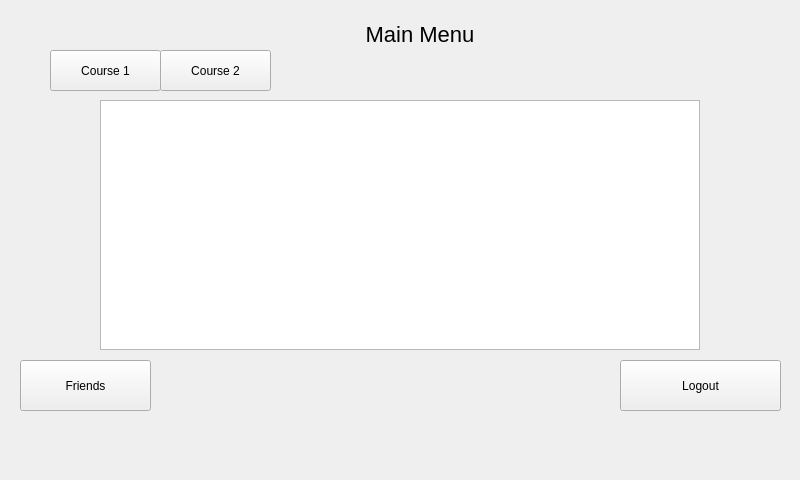
This is interface/application.ui in DeliTrbat/LearNet as Qt 5 draws it before an edit. The edited form follows.
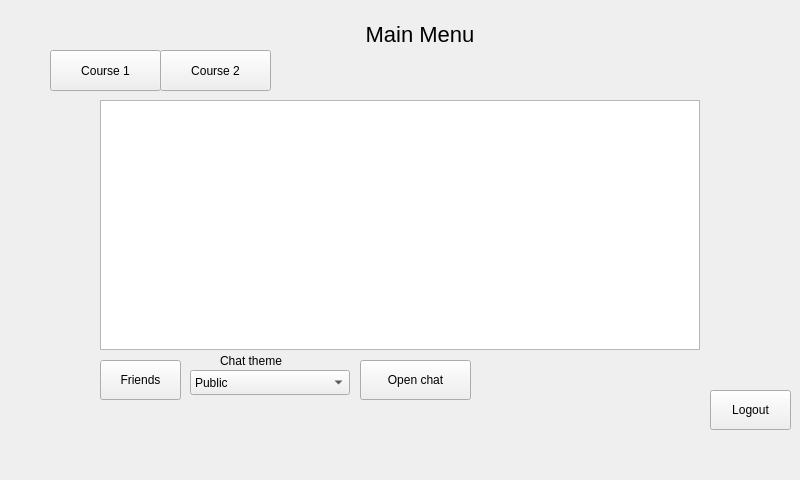
This is the edited form.

Commit message: Chats on different themes

```diff
--- a/interface/application.ui
+++ b/interface/application.ui
@@ -26,10 +26,10 @@
     <widget class="QPushButton" name="pushButton_logout">
      <property name="geometry">
       <rect>
-       <x>620</x>
-       <y>360</y>
-       <width>161</width>
-       <height>51</height>
+       <x>710</x>
+       <y>390</y>
+       <width>81</width>
+       <height>40</height>
       </rect>
      </property>
      <property name="text">
@@ -58,10 +58,10 @@
     <widget class="QPushButton" name="pushButton_friends">
      <property name="geometry">
       <rect>
-       <x>20</x>
+       <x>100</x>
        <y>360</y>
-       <width>131</width>
-       <height>51</height>
+       <width>81</width>
+       <height>40</height>
       </rect>
      </property>
      <property name="text">
@@ -111,6 +111,60 @@
 &lt;p style=&quot;-qt-paragraph-type:empty; margin-top:0px; margin-bottom:0px; margin-left:0px; margin-right:0px; -qt-block-indent:0; text-indent:0px;&quot;&gt;&lt;br /&gt;&lt;/p&gt;&lt;/body&gt;&lt;/html&gt;</string>
      </property>
     </widget>
+    <widget class="QComboBox" name="comboBox_chats">
+     <property name="geometry">
+      <rect>
+       <x>190</x>
+       <y>370</y>
+       <width>160</width>
+       <height>25</height>
+      </rect>
+     </property>
+     <property name="maxVisibleItems">
+      <number>4</number>
+     </property>
+     <item>
+      <property name="text">
+       <string>Public</string>
+      </property>
+     </item>
+     <item>
+      <property name="text">
+       <string>Questions</string>
+      </property>
+     </item>
+     <item>
+      <property name="text">
+       <string>Out of context</string>
+      </property>
+     </item>
+    </widget>
+    <widget class="QLabel" name="label__chats">
+     <property name="geometry">
+      <rect>
+       <x>220</x>
+       <y>350</y>
+       <width>81</width>
+       <height>22</height>
+      </rect>
+     </property>
+     <property name="text">
+      <string>Chat theme</string>
+     </property>
+    </widget>
+    <widget class="QPushButton" name="pushButton_chats">
+     <property name="geometry">
+      <rect>
+       <x>360</x>
+       <y>360</y>
+       <width>111</width>
+       <height>40</height>
+      </rect>
+     </property>
+     <property name="text">
+      <string>Open chat</string>
+     </property>
+    </widget>
    </widget>
    <widget class="QWidget" name="page_4">
     <widget class="QPushButton" name="pushButton_mainMenu">
```
The commit also changes 12 other files.
